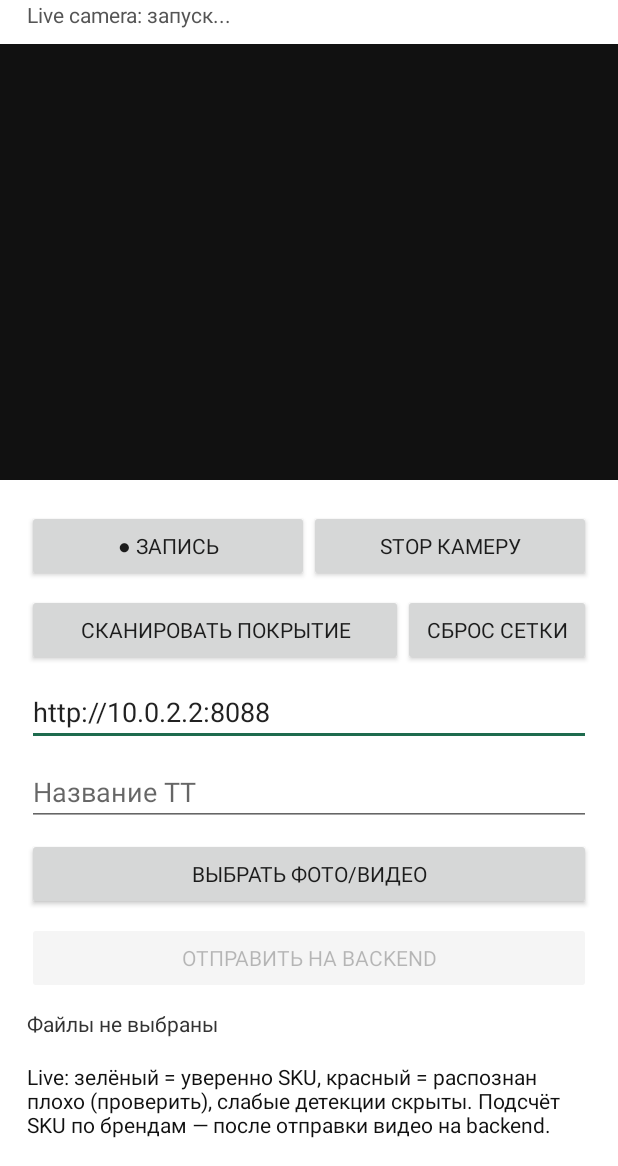
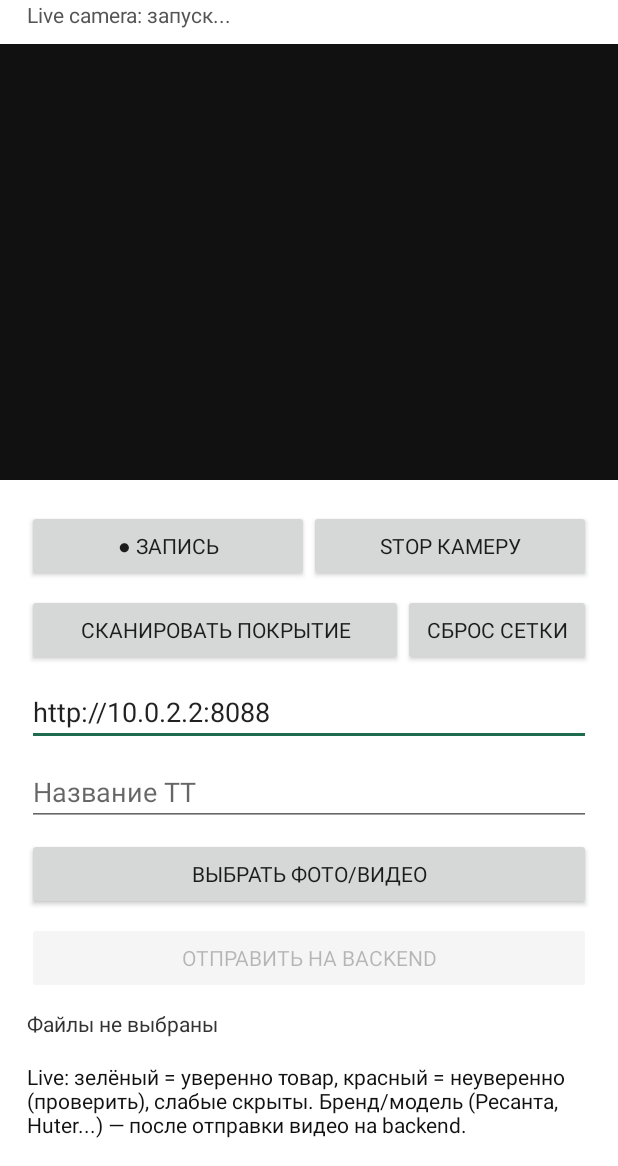
Before and after one commit to Shreknurmamedov/SKU_find_app, an Android app: the screen it shows after launch (MainActivity), on a phone screen of 412 x 824 dp, the part 70-1236 px from its top. Run offline under Robolectric (Android 15) with nearby library versions, the phone set to English and light mode, and no system bars; libraries missing offline, so code that uses them is left out: androidx.camera.core, androidx.camera.lifecycle, androidx.camera.video, androidx.camera.view, org.tensorflow.lite; 10 statements that could not run were skipped.

Commit message:
Live: stop dropping big product boxes; relabel detection as 'Товар'
- Raise max box area filter 0.35->0.60 so large close-up product boxes (e.g.
  Ресанта cartons) are no longer discarded as furniture.
- Relabel green box 'SKU'->'Товар' and status to 'Товаров' — on-device is
  product detection + confidence; brand/model recognition is server-side.

Co-Authored-By: Claude Opus 4.8 <noreply@anthropic.com>

```diff
--- a/mobile/android/app/src/main/java/com/utake/skufind/MainActivity.java
+++ b/mobile/android/app/src/main/java/com/utake/skufind/MainActivity.java
@@ -288,8 +288,8 @@ public class MainActivity extends ComponentActivity {
         controls.addView(selectedFilesText);
 
         resultText = new TextView(this);
-        resultText.setText("Live: зелёный = уверенно SKU, красный = распознан плохо (проверить), "
-                + "слабые детекции скрыты. Подсчёт SKU по брендам — после отправки видео на backend.");
+        resultText.setText("Live: зелёный = уверенно товар, красный = неуверенно (проверить), "
+                + "слабые скрыты. Бренд/модель (Ресанта, Huter...) — после отправки видео на backend.");
         resultText.setTextSize(14);
         resultText.setTextColor(0xFF111111);
         resultText.setPadding(0, dp(8), 0, 0);
@@ -463,7 +463,7 @@ public class MainActivity extends ComponentActivity {
                     uncertain++;
                 }
             }
-            statusText = "SKU: " + detections.size() + ", на проверку (красные): " + uncertain;
+            statusText = "Товаров: " + detections.size() + ", на проверку (красные): " + uncertain;
         } else {
             detections = productAnalyzer.analyze(null);
             statusText = "Демо-режим (модель не загрузилась)";
--- a/mobile/android/app/src/main/java/com/utake/skufind/TFLiteProductAnalyzer.java
+++ b/mobile/android/app/src/main/java/com/utake/skufind/TFLiteProductAnalyzer.java
@@ -29,10 +29,9 @@ public class TFLiteProductAnalyzer {
     private static final float GREEN_CONF = 0.62f;
     private static final float IOU_THRESHOLD = 0.5f;
     private static final int MAX_DETECTIONS = 100;
-    // The single-class detector was trained on dense shelves and tends to box big
-    // background objects (a cabinet, a wall) as "product". Drop boxes that are too
-    // large (furniture) or too tiny (noise) to behave more like a per-SKU detector.
-    private static final float MAX_AREA_FRAC = 0.35f;
+    // Drop only near-full-frame boxes (walls/cabinets) and specks. 0.6 keeps big
+    // close-up product boxes (e.g. a Ресанта carton) that 0.35 was wrongly cutting.
+    private static final float MAX_AREA_FRAC = 0.60f;
     private static final float MIN_AREA_FRAC = 0.004f;
 
     private Interpreter interpreter;
@@ -154,7 +153,7 @@ public class TFLiteProductAnalyzer {
             result.add(new ProductDetection(
                     new RectF(b[0], b[1], b[2], b[3]),
                     confident,
-                    confident ? "SKU" : "проверить",
+                    confident ? "Товар" : "проверить",
                     b[4]));
         }
         return result;
```
